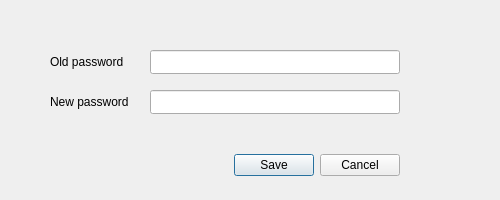
Old version of the form edit_password.ui in the repository paolostabile/Password-Generator-Qt.
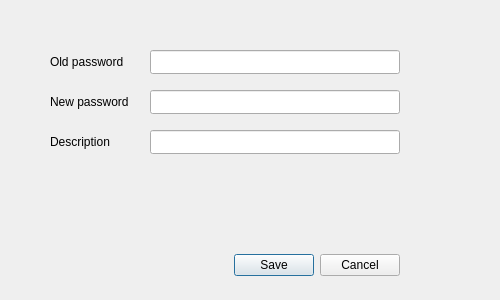
New version of the form.

```diff
--- a/edit_password.ui
+++ b/edit_password.ui
@@ -7,19 +7,19 @@
     <x>0</x>
     <y>0</y>
     <width>500</width>
-    <height>200</height>
+    <height>300</height>
    </rect>
   </property>
   <property name="minimumSize">
    <size>
     <width>500</width>
-    <height>200</height>
+    <height>300</height>
    </size>
   </property>
   <property name="maximumSize">
    <size>
     <width>500</width>
-    <height>200</height>
+    <height>300</height>
    </size>
   </property>
   <property name="windowTitle">
@@ -29,7 +29,7 @@
    <property name="geometry">
     <rect>
      <x>0</x>
-     <y>150</y>
+     <y>250</y>
      <width>400</width>
      <height>30</height>
     </rect>
@@ -96,6 +96,32 @@
     <bool>false</bool>
    </property>
   </widget>
+  <widget class="QLabel" name="Description_label">
+   <property name="geometry">
+    <rect>
+     <x>50</x>
+     <y>130</y>
+     <width>100</width>
+     <height>24</height>
+    </rect>
+   </property>
+   <property name="text">
+    <string>Description</string>
+   </property>
+   <property name="alignment">
+    <set>Qt::AlignLeading|Qt::AlignLeft|Qt::AlignVCenter</set>
+   </property>
+  </widget>
+  <widget class="QLineEdit" name="Description">
+   <property name="geometry">
+    <rect>
+     <x>150</x>
+     <y>130</y>
+     <width>250</width>
+     <height>24</height>
+    </rect>
+   </property>
+  </widget>
  </widget>
  <resources/>
  <connections>
```
Left out of the diff: 16 changed lines with no effect on the pictures.
